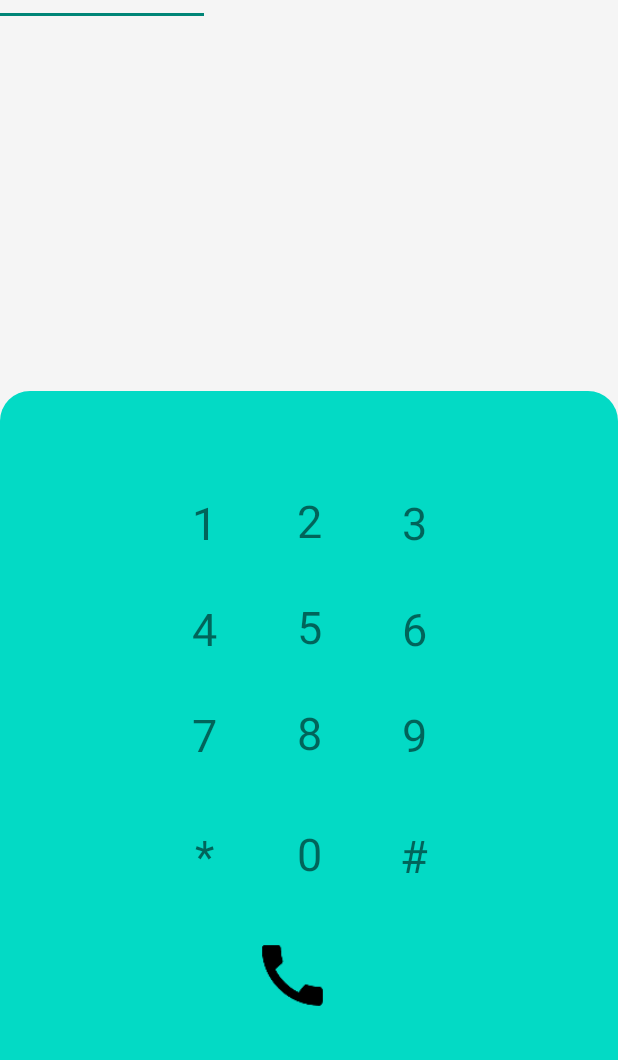
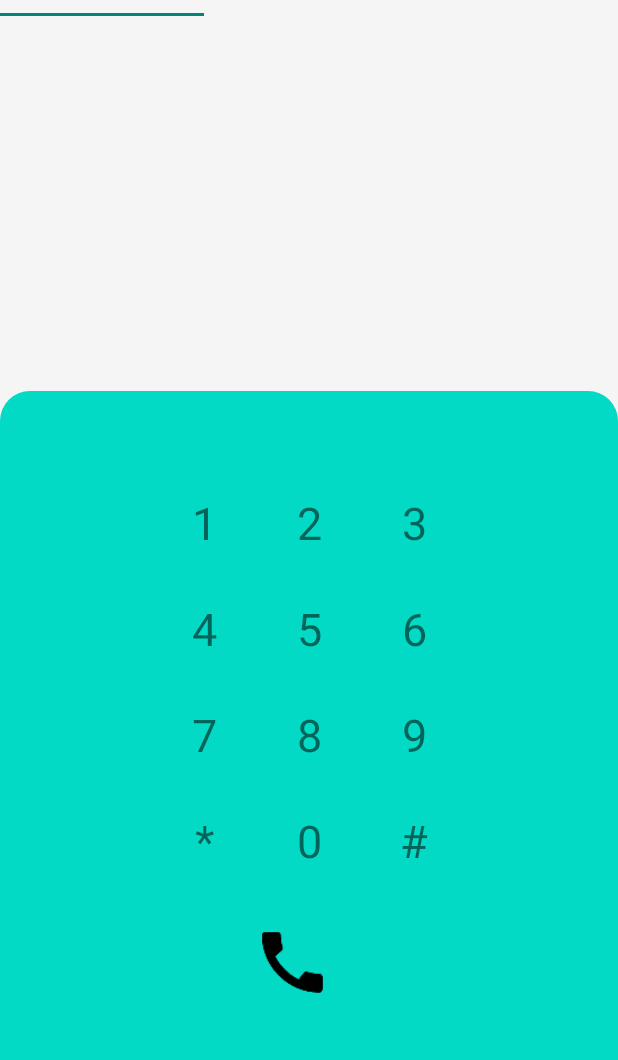
Before and after one commit to hoangcao21/AmazContacts, an Android app: the screen it shows after launch (MainActivity), after a tap on "SIGN IN", on a phone screen of 412 x 824 dp, the part 176-1236 px from its top. Run offline under Robolectric (Android 15) with nearby library versions, the phone set to English and light mode, and no system bars; our stand-ins replace Firebase (no records; nobody signed in at launch, a user with empty details on screens opened directly); pictures from the network do not load; 1 statement that could not run was skipped.

```diff
--- a/app/src/main/res/layout/dial_fragment.xml
+++ b/app/src/main/res/layout/dial_fragment.xml
@@ -37,6 +37,7 @@
             android:layout_width="60dp"
             android:layout_height="wrap_content"
             android:layout_marginTop="10dp"
+            android:gravity="center"
             android:padding="10dp"
             android:text="6"
             android:textAlignment="center"
@@ -65,7 +66,7 @@
             android:id="@+id/txt_Star"
             android:layout_width="60dp"
             android:layout_height="wrap_content"
-            android:layout_marginTop="20dp"
+            android:layout_marginTop="10dp"
             android:gravity="center"
             android:padding="10dp"
             android:text="*"
@@ -139,7 +140,7 @@
             android:id="@+id/txt_2"
             android:layout_width="60dp"
             android:layout_height="wrap_content"
-            android:layout_marginTop="56dp"
+            android:layout_marginTop="57dp"
             android:gravity="center"
             android:padding="10dp"
             android:text="2"
@@ -182,7 +183,7 @@
             android:id="@+id/txt_Tag"
             android:layout_width="60dp"
             android:layout_height="wrap_content"
-            android:layout_marginTop="20dp"
+            android:layout_marginTop="10dp"
             android:gravity="center"
             android:padding="10dp"
             android:text="#"
@@ -197,7 +198,7 @@
             android:id="@+id/txt_0"
             android:layout_width="60dp"
             android:layout_height="wrap_content"
-            android:layout_marginTop="20dp"
+            android:layout_marginTop="10dp"
             android:gravity="center"
             android:padding="10dp"
             android:text="0"
```
Also changed, not shown: app/src/main/java/group/amazcontacts/AddNewContactActivity.java (+18 -2 lines), app/src/main/java/group/amazcontacts/model/PhoneNumber.java (+44 -0 lines), app/src/main/res/layout/activity_add_new_contact.xml (+6 -3 lines).
